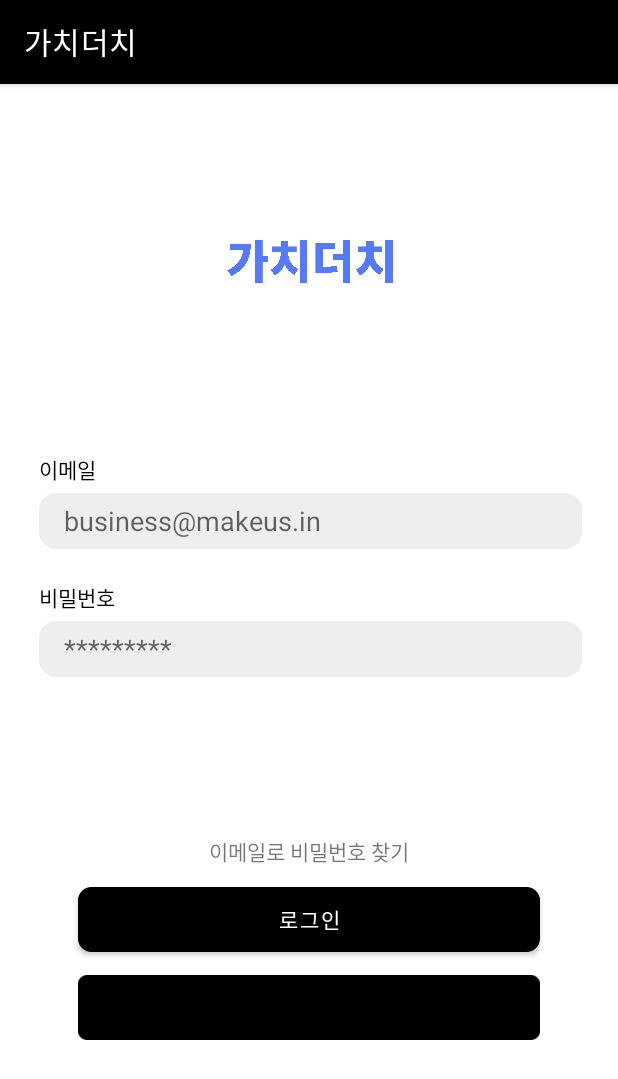
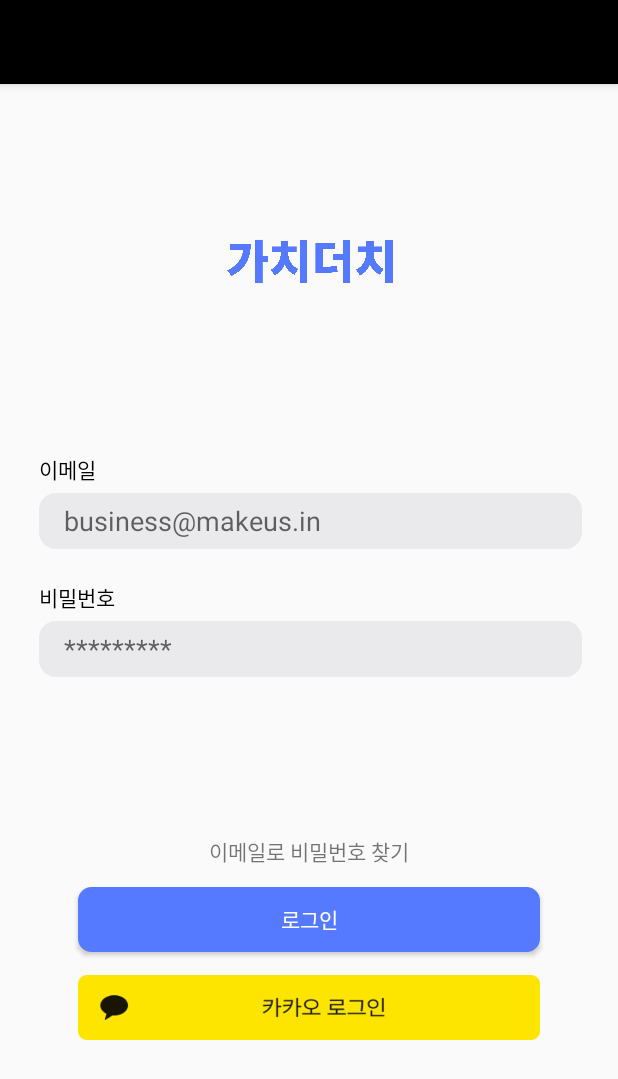
Before and after one commit to UMC-TogeDutch-Project/TogeDutch_FRONTEND, an Android app: the LoginActivity screen opened directly, with no data from a screen before it, on a phone screen of 412 x 824 dp. Shown: the top 1079 px of the screen. Run offline under Robolectric (Android 15) with nearby library versions, the phone set to English and light mode, and no system bars.

Commit message:
feat: Theme 마테리얼커모넌츠에서 앱컴팻으로 변경,

```diff
--- a/app/src/main/res/values/themes.xml
+++ b/app/src/main/res/values/themes.xml
@@ -1,6 +1,6 @@
 <resources xmlns:tools="http://schemas.android.com/tools">
     <!-- Base application theme. -->
-    <style name="Theme.Project" parent="Theme.MaterialComponents.DayNight.DarkActionBar">
+    <style name="Theme.Project" parent="Theme.AppCompat.Light">
         <!-- Primary brand color. -->
         <item name="colorPrimary">@color/black</item>
         <item name="colorPrimaryVariant">@color/black</item>
```
